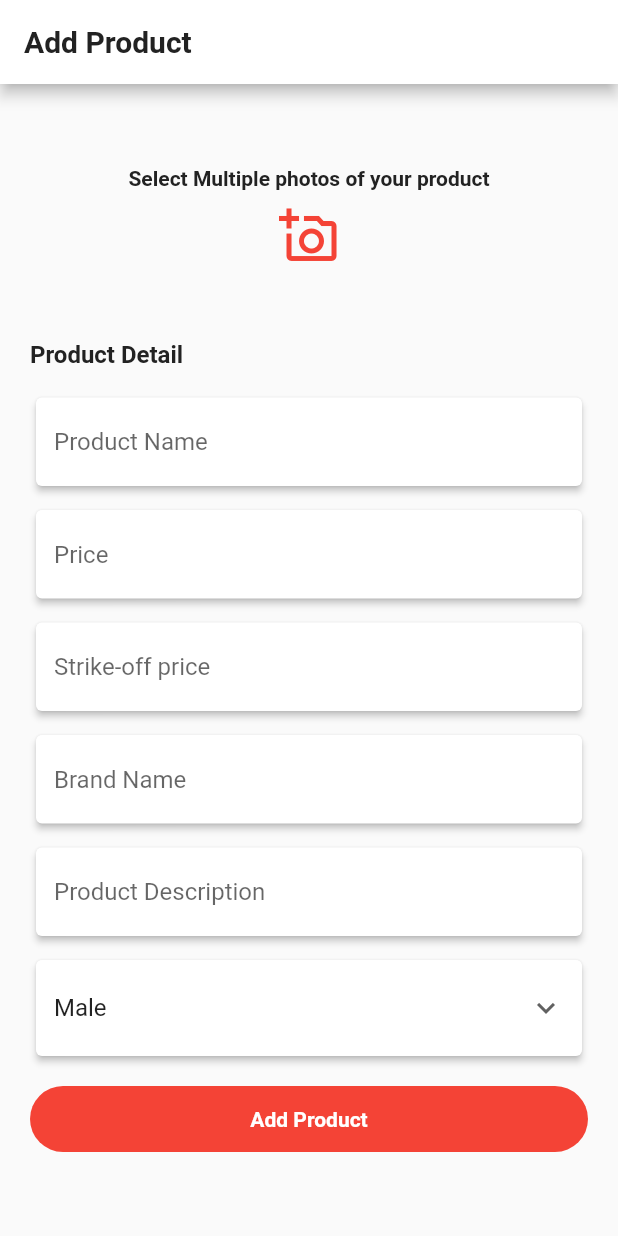
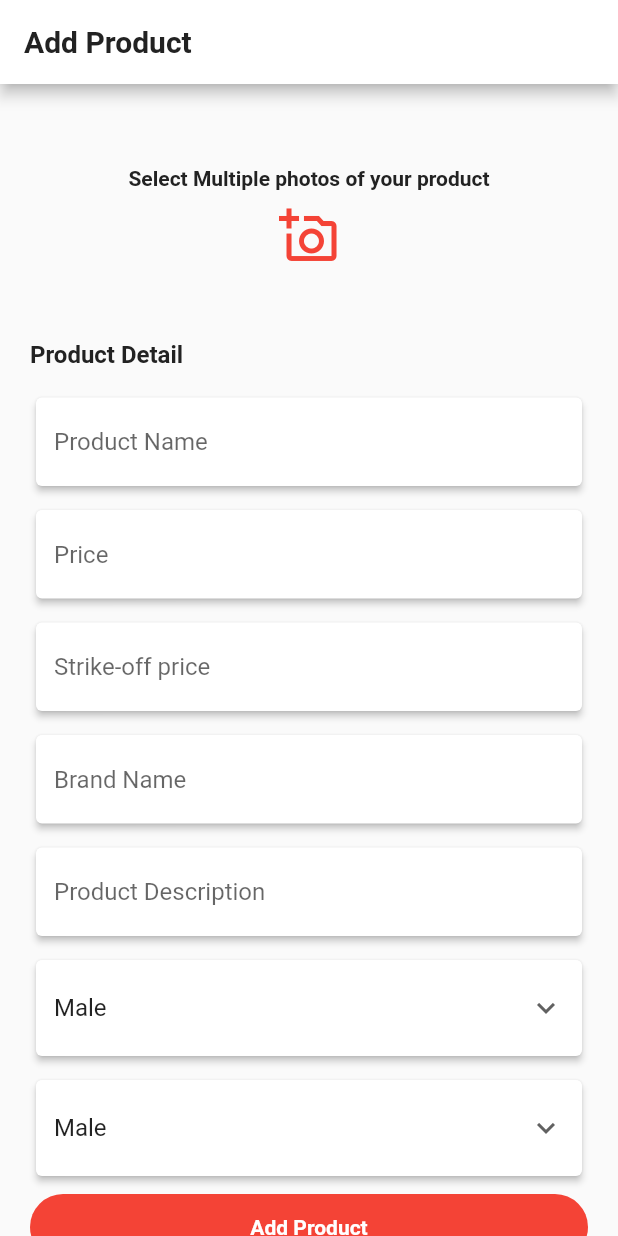
Before and after one commit to nikhil888-teach/ecommerceAdmin, a Flutter app: the MyAddProductPage screen opened directly, on a phone screen of 412 x 824 dp. Run offline on Flutter 3.47's test engine with Material 2 defaults, Android fonts, the phone set to English and light mode, and no system bars; our stand-ins replace cloud_firestore, firebase_core, firebase_database, firebase_storage, image_picker; missing offline and left inert: r_dotted_line_border; accounts and stored records are empty; network calls fail.

Commit message:
don't changes

```diff
--- a/lib/storedata/add_product_page.dart
+++ b/lib/storedata/add_product_page.dart
@@ -166,6 +166,26 @@ class _MyAddProductPageState extends State<MyAddProductPage> {
                 const SizedBox(
                   height: 8,
                 ),
+                Card(
+                  color: Colors.white,
+                  elevation: 2,
+                  child: DropdownButtonFormField(
+                    decoration: const InputDecoration(
+                        border:
+                            OutlineInputBorder(borderSide: BorderSide.none)),
+                    value: selectCategory,
+                    icon: const Icon(Icons.keyboard_arrow_down),
+                    items: <String>['Male', 'Female', 'Kids']
+                        .map<DropdownMenuItem<String>>((e) {
+                      return DropdownMenuItem(value: e, child: Text(e));
+                    }).toList(),
+                    onChanged: (value) {
+                      setState(() {
+                        selectCategory = value!;
+                      });
+                    },
+                  ),
+                ),
                 const SizedBox(
                   height: 8,
                 ),
```
